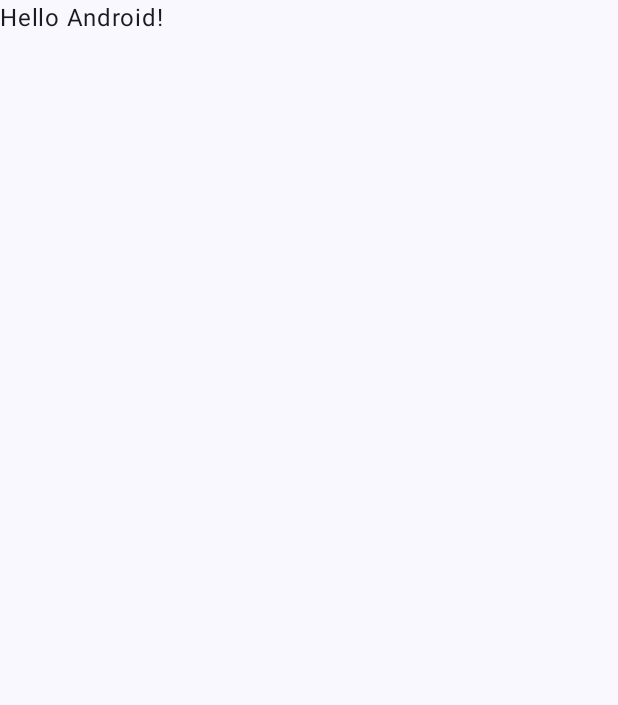
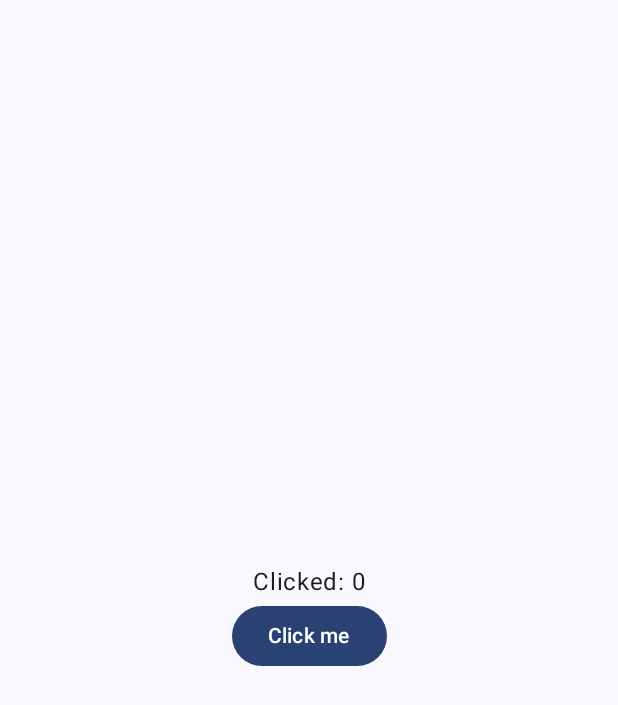
Before and after one commit to MichalxPZ/Compose_snippets, an Android app built with Jetpack Compose: the screen it shows after launch (MainActivity), on a phone screen of 412 x 824 dp. Before the commit the part shown is almost empty. Shown: the top 705 px of the screen. Run offline under Robolectric (Android 15) with nearby library versions, the phone set to English and light mode, and no system bars.

Commit message:
click_counter

```diff
--- a/app/src/main/java/pl/put/poznan/michalxpz/compose_snippets/MainActivity.kt
+++ b/app/src/main/java/pl/put/poznan/michalxpz/compose_snippets/MainActivity.kt
@@ -10,6 +10,7 @@ import androidx.compose.material3.Text
 import androidx.compose.runtime.Composable
 import androidx.compose.ui.Modifier
 import androidx.compose.ui.tooling.preview.Preview
+import pl.put.poznan.michalxpz.compose_snippets.counter.Counter
 import pl.put.poznan.michalxpz.compose_snippets.ui.theme.Compose_snippetsTheme
 
 class MainActivity : ComponentActivity() {
@@ -22,25 +23,9 @@ class MainActivity : ComponentActivity() {
                     modifier = Modifier.fillMaxSize(),
                     color = MaterialTheme.colorScheme.background
                 ) {
-                    Greeting("Android")
+                    Counter()
                 }
             }
         }
     }
 }
-
-@Composable
-fun Greeting(name: String, modifier: Modifier = Modifier) {
-    Text(
-        text = "Hello $name!",
-        modifier = modifier
-    )
-}
-
-@Preview(showBackground = true)
-@Composable
-fun GreetingPreview() {
-    Compose_snippetsTheme {
-        Greeting("Android")
-    }
-}
--- /dev/null
+++ b/app/src/main/java/pl/put/poznan/michalxpz/compose_snippets/counter/Counter.kt
@@ -0,0 +1,25 @@
+package pl.put.poznan.michalxpz.compose_snippets.counter
+
+import androidx.compose.foundation.layout.Arrangement
+import androidx.compose.foundation.layout.Column
+import androidx.compose.foundation.layout.fillMaxSize
+import androidx.compose.material3.Button
+import androidx.compose.material3.Text
+import androidx.compose.runtime.Composable
+import androidx.compose.ui.Alignment
+import androidx.compose.ui.Modifier
+
+@Composable
+fun Counter() {
+    Column(
+        modifier = Modifier.fillMaxSize(),
+        horizontalAlignment = Alignment.CenterHorizontally,
+        verticalArrangement = Arrangement.Center
+    ) {
+        var timesClicked = 0
+        Text(text = "Clicked: $timesClicked")
+        Button(onClick = { timesClicked++ }) {
+            Text(text = "Click me")
+        }
+    }
+}
```
